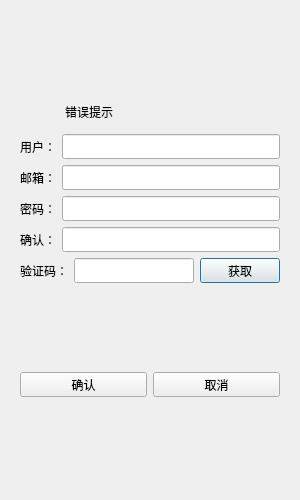
The window that CHAT/registerdialog.ui (HsiaMan/CHAT) describes before a commit, drawn with Qt 5.
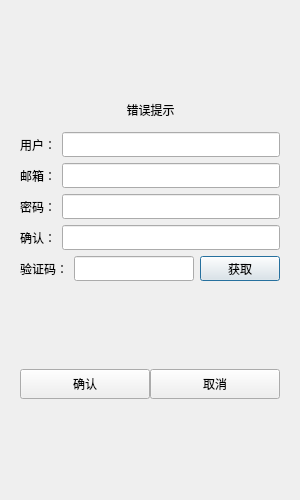
The same window after the commit.

```diff
--- a/CHAT/registerdialog.ui
+++ b/CHAT/registerdialog.ui
@@ -62,10 +62,10 @@
            <widget class="QLabel" name="label">
             <property name="geometry">
              <rect>
-              <x>40</x>
+              <x>70</x>
               <y>0</y>
-              <width>58</width>
-              <height>16</height>
+              <width>121</width>
+              <height>20</height>
              </rect>
             </property>
             <property name="text">
@@ -306,18 +306,21 @@
          </item>
          <item>
           <layout class="QHBoxLayout" name="horizontalLayout_8">
+           <property name="spacing">
+            <number>0</number>
+           </property>
            <item>
             <widget class="QPushButton" name="confirm_button">
              <property name="minimumSize">
               <size>
                <width>0</width>
-               <height>25</height>
+               <height>30</height>
               </size>
              </property>
              <property name="maximumSize">
               <size>
                <width>16777215</width>
-               <height>25</height>
+               <height>30</height>
               </size>
              </property>
              <property name="text">
@@ -330,13 +333,13 @@
              <property name="minimumSize">
               <size>
                <width>0</width>
-               <height>25</height>
+               <height>30</height>
               </size>
              </property>
              <property name="maximumSize">
               <size>
                <width>16777215</width>
-               <height>25</height>
+               <height>30</height>
               </size>
              </property>
              <property name="text">
```
Left out of the diff: 4 changed lines with no effect on the pictures.
